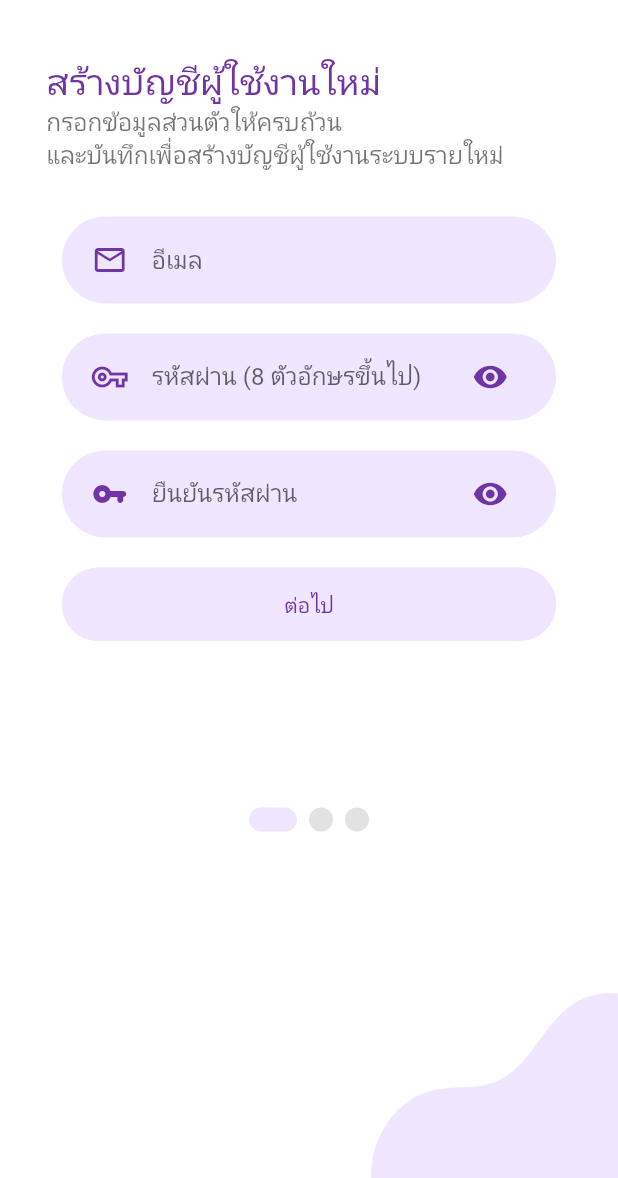
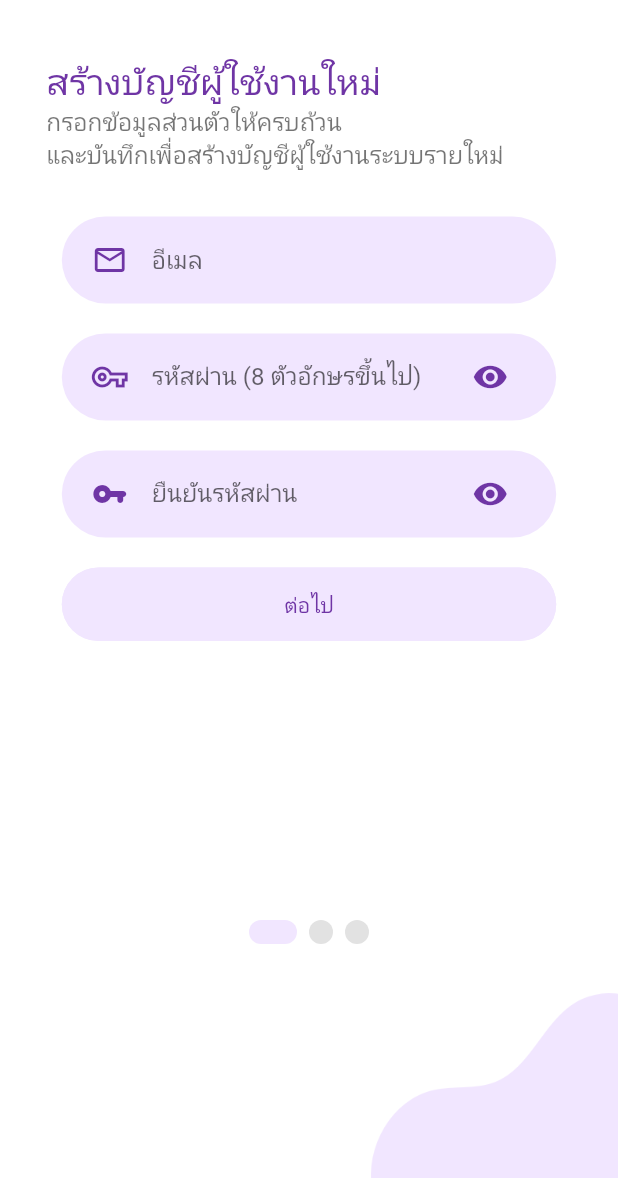
Before and after one commit to numvarn/flutter_base_project, a Flutter app: the SignUpScreen screen opened directly, on a phone screen of 412 x 824 dp, the part 58-1236 px from its top. Run offline on Flutter 3.47's test engine with Material 2 defaults, Android fonts, the light colour scheme and no system bars; drawn by our look-alikes of carousel_slider, smooth_page_indicator; our stand-ins replace cached_network_image, dotted_decoration, firebase_auth, firebase_core, flutter_datetime_picker, flutter_svg and 6 more; missing offline and left inert: multi_image_picker, smart_select; accounts and stored records are empty; Roboto replaces fonts that are missing (Kanit); project files that could hold a hidden picture were left out.

Commit message:
backup before setup ios

```diff
--- a/lib/screens/login/components/body.dart
+++ b/lib/screens/login/components/body.dart
@@ -21,6 +21,9 @@ class Body extends StatefulWidget {
 }
 
 class _BodyState extends State<Body> {
+  /*
+  * Login by Firebase auth using email & password
+  */
   void _signInWithEmailAndPassword(email, password) {
     var authHandler = new Auth();
 
--- a/lib/screens/signup/components/body_stepper.dart
+++ b/lib/screens/signup/components/body_stepper.dart
@@ -35,7 +35,7 @@ class _BodyStepperState extends State<BodyStepper> {
     Size size = MediaQuery.of(context).size;
     return Background(
       child: CustomScrollView(
-        physics: NeverScrollableScrollPhysics(),
+        physics: AlwaysScrollableScrollPhysics(),
         slivers: <Widget>[
           SliverToBoxAdapter(
             child: Padding(
@@ -86,6 +86,8 @@ class _BodyStepperState extends State<BodyStepper> {
                   ],
                 ),
                 Positioned.fill(
+                  child: Padding(
+                    padding: const EdgeInsets.only(top: 150),
                     child: Align(
                       alignment: Alignment.center,
                       child: AnimatedSmoothIndicator(
@@ -99,6 +101,7 @@ class _BodyStepperState extends State<BodyStepper> {
                       ),
                     ),
                   ),
+                ),
               ],
             ),
           ),
```
Lines whose indentation alone changed are shown as unchanged.
